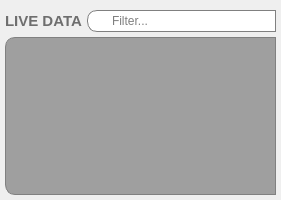
First picture: the form in gui/gui/core/framework/nodepicker.ui, repository einsteinly/CAUV_old_software, before the edit.
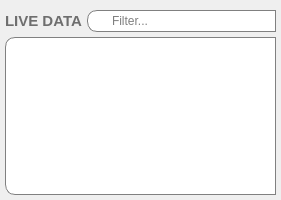
Second picture: the form after the edit. Custom widgets are drawn as their Qt base class.

What changed in the file:
```diff
--- a/gui/gui/core/framework/nodepicker.ui
+++ b/gui/gui/core/framework/nodepicker.ui
@@ -123,19 +123,29 @@
    <item>
     <widget class="cauv::gui::NodeTreeView" name="view">
      <property name="styleSheet">
-      <string notr="true"> QTreeView {
+      <string notr="true">QFrame {
+	background: white;
+}
+
+QTreeView {
      border: 1px solid gray;
      border-radius: 10px;
      border-top-right-radius: 0px;
      border-bottom-right-radius: 0px;
      padding-top: 0px;
      padding-bottom: 10px;
-     show-decoration-selected: 1;
+     show-decoration-selected: 0;
+     color: black;
+     alternate-background-color: rgb(238, 243, 253);
+	 selection-background-color: transparent;
+	 selection-color: black;
  }
 
-QFrame {
-	background: palette(dark)
+QTreeView::branch:alternate {
+	background-color: rgb(238, 243, 253);
+	selection-background-color: rgb(238, 243, 253);
 }
+
 </string>
      </property>
      <property name="horizontalScrollBarPolicy">
```
